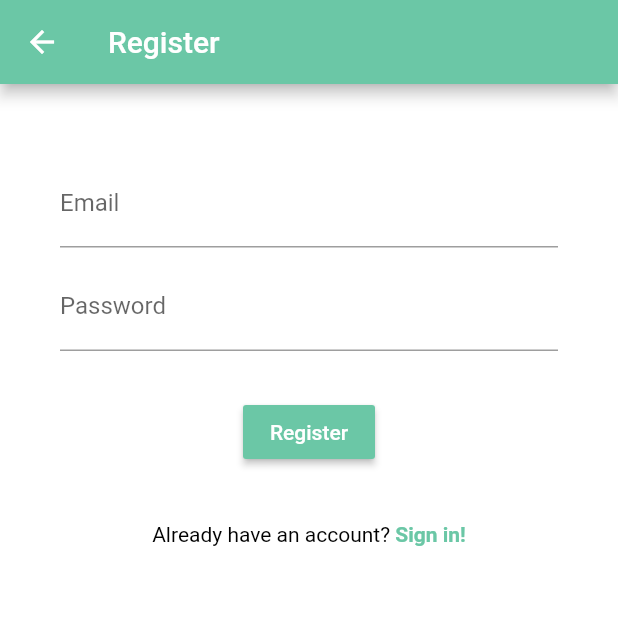
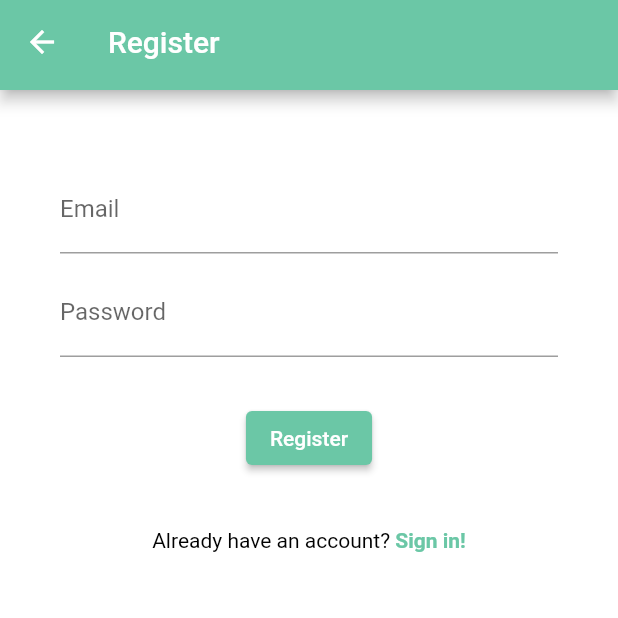
Before and after one commit to ogi02/Ognian-Baruh-ELSYS-Thesis-2021, a Flutter app: the Register screen opened directly, on a phone screen of 412 x 824 dp, the top half of it. Run offline on Flutter 3.47's test engine with Material 2 defaults, Android fonts, the phone set to English and light mode, and no system bars; our stand-ins replace cloud_firestore, firebase_auth, flutter_secure_storage; accounts and stored records are empty.

Commit message:
[Update] Fixed register redirect to login and code refactoring

```diff
--- a/src/mobile/lib/screens/register/components/already_have_an_account.dart
+++ b/src/mobile/lib/screens/register/components/already_have_an_account.dart
@@ -1,7 +1,9 @@
+// material
 import 'package:flutter/material.dart';
+
+// project
+import 'package:mobile/colors.dart';
 import 'package:mobile/screens/signin/signin.dart';
-
-import 'package:mobile/colors.dart';
 
 class AlreadyHaveAnAccount extends StatelessWidget {
   @override
@@ -9,21 +11,18 @@ class AlreadyHaveAnAccount extends StatelessWidget {
     return Row(
       mainAxisAlignment: MainAxisAlignment.center,
       children: [
-        Text(
-          "Already have an account? ",
-          style: TextStyle(
-              color: black
-          ),
+        Text("Already have an account? ",
+          style: TextStyle(color: black),
         ),
         GestureDetector(
           onTap: () {
+            Navigator.of(context).pop();
             Navigator.push(
               context,
               MaterialPageRoute(builder: (context) => SignIn()),
             );
           },
-          child: Text(
-            "Sign in!",
+          child: Text("Sign in!",
             style: TextStyle(
               color: green,
               fontWeight: FontWeight.bold,
--- /dev/null
+++ b/src/mobile/lib/screens/register/components/register_appbar.dart
@@ -0,0 +1,20 @@
+// material
+import 'package:flutter/material.dart';
+
+// project
+import 'package:mobile/colors.dart';
+
+class RegisterAppbar extends StatelessWidget implements PreferredSizeWidget {
+  @override
+  Size get preferredSize => const Size.fromHeight(60);
+
+  @override
+  Widget build(BuildContext context) {
+    return AppBar(
+      title: Text("Register",
+        style: TextStyle(color: white),
+      ),
+      backgroundColor: green,
+    );
+  }
+}
--- a/src/mobile/lib/screens/register/register.dart
+++ b/src/mobile/lib/screens/register/register.dart
@@ -1,7 +1,11 @@
+// material
 import 'package:flutter/material.dart';
+
+// project
 import 'package:mobile/colors.dart';
+import 'package:mobile/screens/register/components/register_appbar.dart';
+import 'package:mobile/services/auth.dart';
 import 'package:mobile/screens/register/components/already_have_an_account.dart';
-import 'package:mobile/services/auth.dart';
 
 class Register extends StatefulWidget {
   @override
@@ -9,10 +13,11 @@ class Register extends StatefulWidget {
 }
 
 class _RegisterState extends State<Register> {
-
+  // authentication service
   final AuthService _auth = AuthService();
   final _formKey = GlobalKey<FormState>();
 
+  // placeholders
   String email = '';
   String password = '';
   String error = '';
@@ -21,15 +26,7 @@ class _RegisterState extends State<Register> {
   Widget build(BuildContext context) {
     return Scaffold(
       backgroundColor: white,
-      appBar: AppBar(
-        title: Text(
-          "Register",
-          style: TextStyle(
-            color: white,
-          ),
-        ),
-        backgroundColor: green,
-      ),
+      appBar: RegisterAppbar(),
       body: Center(
         child: Container(
           padding: EdgeInsets.symmetric(
@@ -40,45 +37,33 @@ class _RegisterState extends State<Register> {
             key: _formKey,
             child: Column(
               children: [
-                SizedBox(
-                  height: 20.0,
-                ),
+                SizedBox(height: 20.0),
+
                 // Email
                 TextFormField(
                   validator: (val) => val.isEmpty ? "Email is required!" : null,
-                  onChanged: (val) {
-                    setState(() => email = val);
-                  },
-                  decoration: InputDecoration(
-                    labelText: 'Email',
-                  ),
+                  onChanged: (val) => setState(() => email = val),
+                  decoration: InputDecoration(labelText: 'Email'),
                 ),
-                SizedBox(
-                  height: 10.0,
-                ),
+
+                SizedBox(height: 10.0),
+
                 // Password
                 TextFormField(
                   obscureText: true,
                   validator: (val) => val.length < 6 ? "Password must be at least 6 characters long!" : null,
-                  onChanged: (val) {
-                    setState(() => password = val);
-                  },
-                  decoration: InputDecoration(
-                    labelText: 'Password',
+                  onChanged: (val) => setState(() => password = val),
+                  decoration: InputDecoration(labelText: 'Password'),
+                ),
+
+                SizedBox(height: 30.0),
+
+                // Sign in button
+                ElevatedButton(
+                  child: Text("Register",
+                    style: TextStyle(color: white),
                   ),
-                ),
-                SizedBox(
-                  height: 30.0,
-                ),
-                // Sign in button
-                RaisedButton(
-                  child: Text(
-                    "Register",
-                    style: TextStyle(
-                      color: white,
-                    ),
-                  ),
-                  color: green,
+                  style: ButtonStyle(backgroundColor: MaterialStateProperty.all<Color>(green)),
                   onPressed: () async {
                     if (_formKey.currentState.validate()) {
                       // user or null
@@ -93,21 +78,19 @@ class _RegisterState extends State<Register> {
                     }
                   },
                 ),
-                SizedBox(
-                  height: 12.0,
-                ),
+
+                SizedBox(height: 12.0),
+
                 // Error field
-                Text(
-                  error,
+                Text(error,
                   style: TextStyle(
                     color: Colors.red,
                     fontSize: 12,
                     fontWeight: FontWeight.bold,
                   ),
                 ),
-                SizedBox(
-                  height: 10.0,
-                ),
+                SizedBox(height: 10.0),
+
                 AlreadyHaveAnAccount(),
               ],
             ),
```
